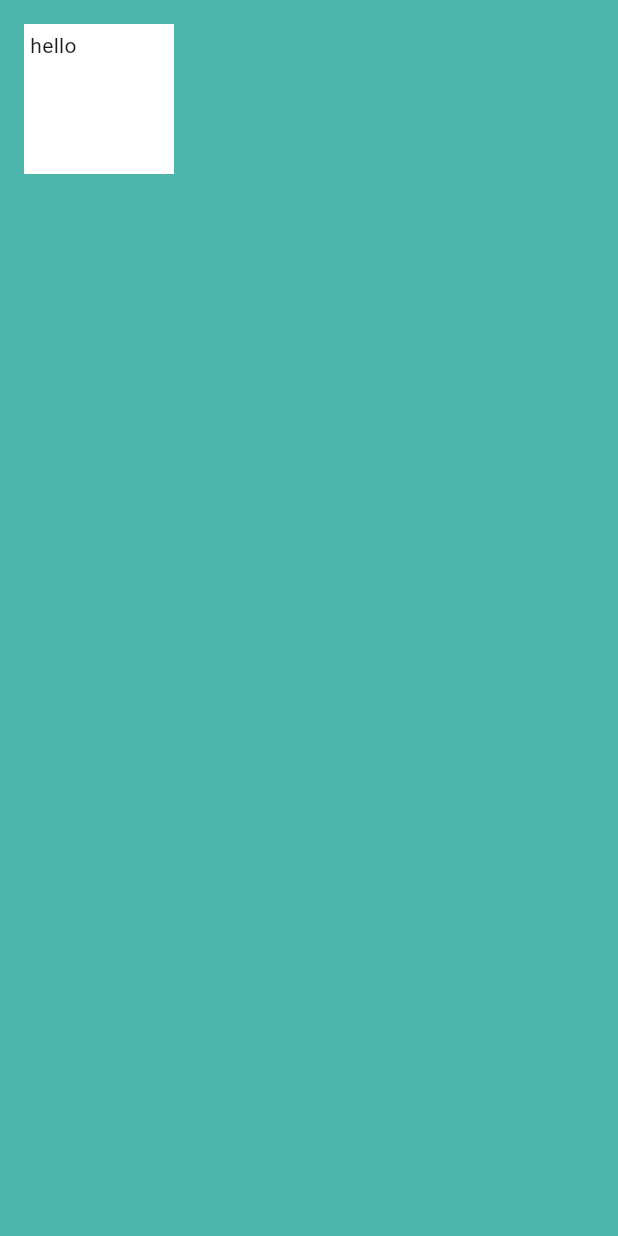
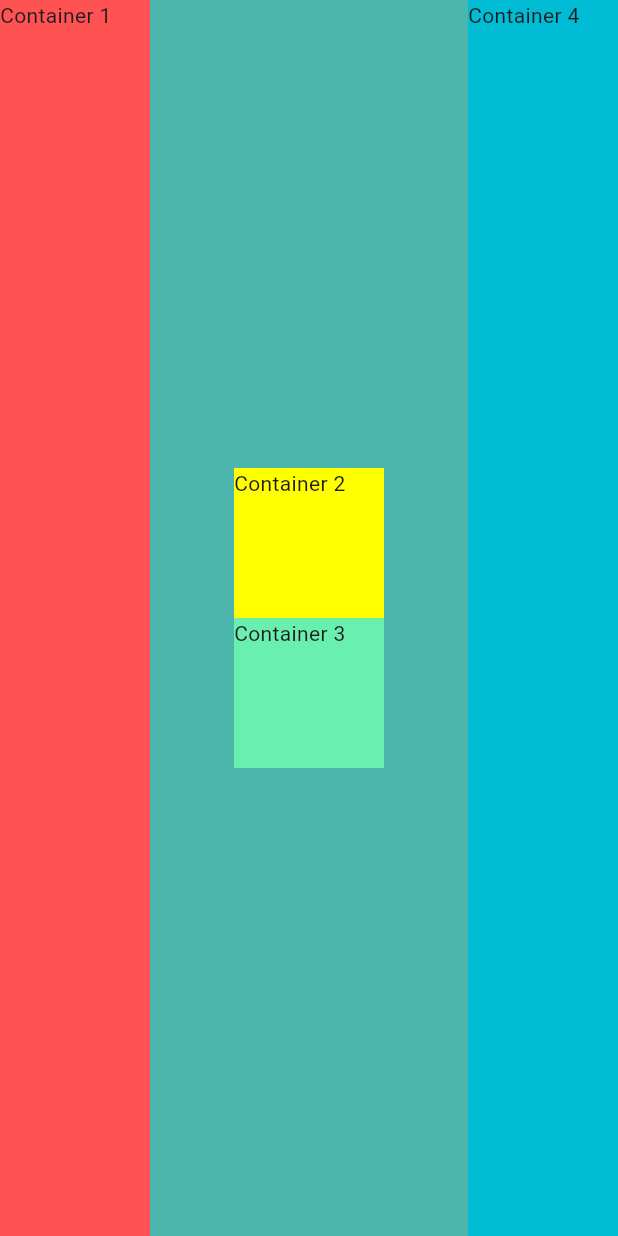
Before and after one commit to ashishpatel-dd1/my_card, a Flutter app: the screen it shows after launch, on a phone screen of 412 x 824 dp. Run offline on Flutter 3.47's test engine with Material 3 defaults, Android fonts, the phone set to English and light mode, and no system bars.

Commit message:
challenge 1

```diff
--- a/lib/main.dart
+++ b/lib/main.dart
@@ -13,13 +13,49 @@ class MyApp extends StatelessWidget {
       home: Scaffold(
         backgroundColor: Colors.teal[300],
         body: SafeArea(
-          child: Container(
-            height: 100.0,
-            width: 100.0,
-            padding: EdgeInsets.fromLTRB(4.0, 4.0, 4.0, 4.0),
-            margin: EdgeInsets.fromLTRB(16.0, 16.0, 16.0, 16.0),
-            color: Colors.white,
-            child: Text('hello'),
+          child: Row(
+            mainAxisAlignment: MainAxisAlignment.spaceBetween,
+            children: <Widget>[
+              Row(
+                crossAxisAlignment: CrossAxisAlignment.stretch,
+                children: <Widget>[
+                  Container(
+                    width: 100.0,
+                    height: 100.0,
+                    color: Colors.redAccent,
+                    child: Text('Container 1'),
+                  ),
+                ],
+              ),
+              Column(
+                mainAxisAlignment: MainAxisAlignment.center,
+                children: <Widget>[
+                  Container(
+                    width: 100.0,
+                    height: 100.0,
+                    color: Colors.yellowAccent,
+                    child: Text('Container 2'),
+                  ),
+                  Container(
+                    width: 100.0,
+                    height: 100.0,
+                    color: Colors.greenAccent,
+                    child: Text('Container 3'),
+                  ),
+                ],
+              ),
+              Row(
+                crossAxisAlignment: CrossAxisAlignment.stretch,
+                children: <Widget>[
+                  Container(
+                    width: 100.0,
+                    height: 100.0,
+                    color: Colors.cyan,
+                    child: Text('Container 4'),
+                  ),
+                ],
+              ),
+            ],
           ),
         ),
       ),
```
